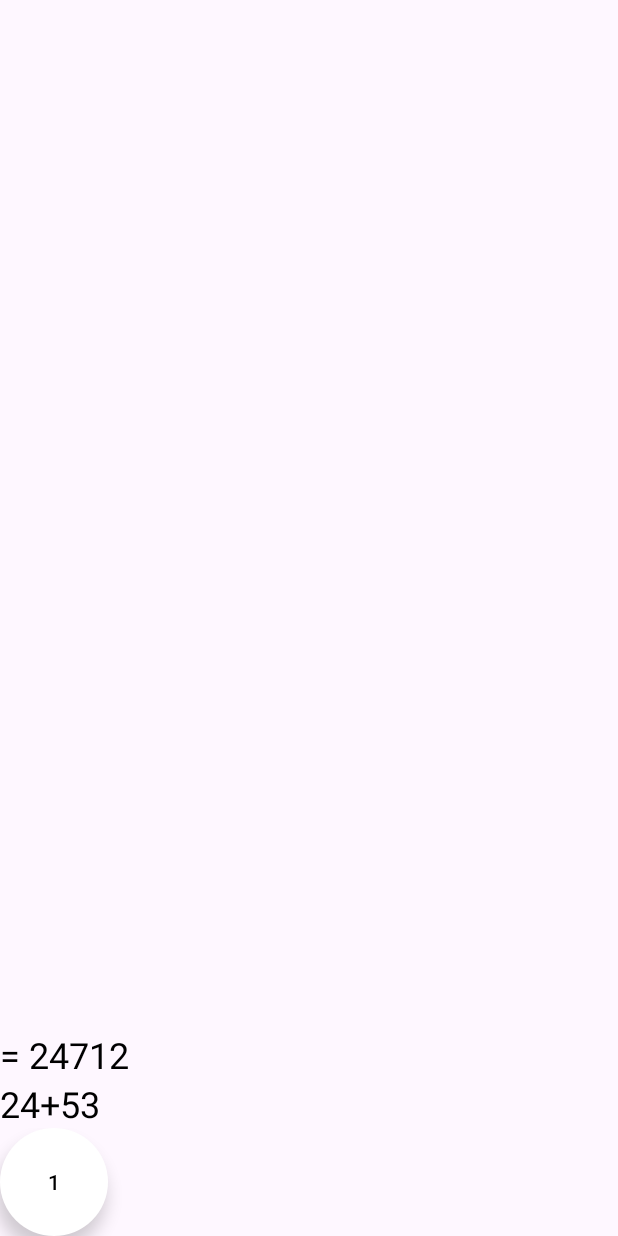
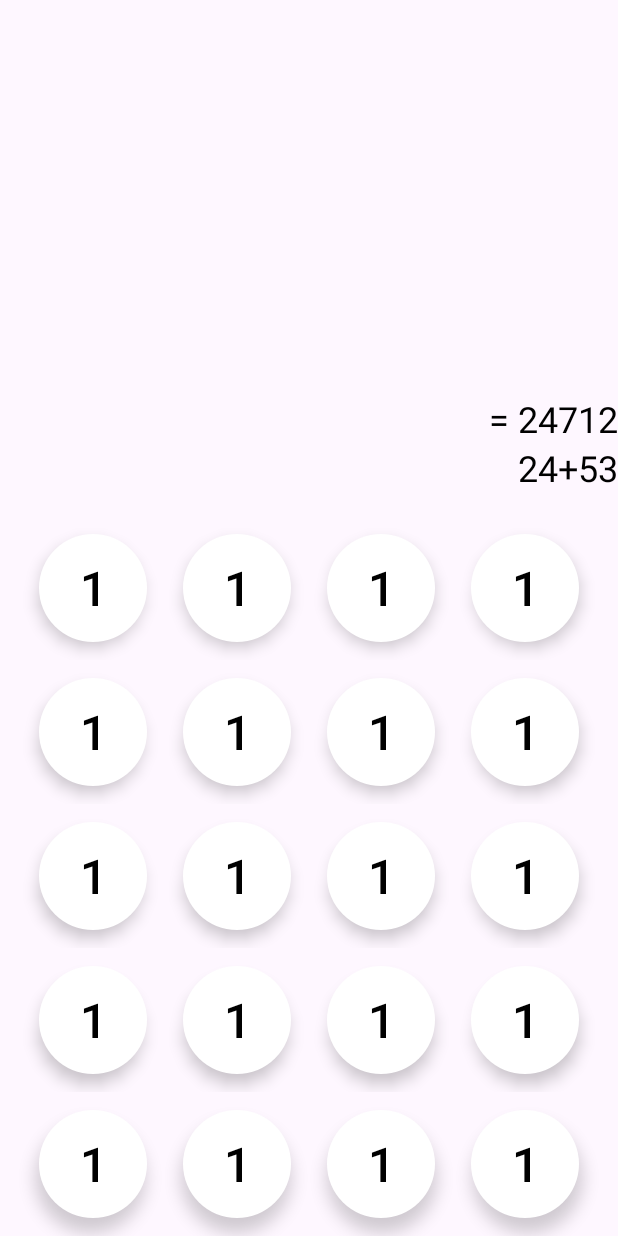
Before and after one commit to dev-satyamthakur/Basic-Calculator, an Android app: the screen it shows after launch (MainActivity), on a phone screen of 412 x 824 dp. Run offline under Robolectric (Android 15) with nearby library versions, the phone set to English and light mode, and no system bars.

Commit message:
Arranging buttons with margins

```diff
--- a/app/src/main/res/layout/activity_main.xml
+++ b/app/src/main/res/layout/activity_main.xml
@@ -15,7 +15,8 @@
         app:layout_constraintBottom_toTopOf="@+id/textView"
         app:layout_constraintEnd_toEndOf="parent"
         app:layout_constraintHorizontal_bias="0.5"
-        app:layout_constraintStart_toStartOf="parent" />
+        app:layout_constraintStart_toStartOf="parent"
+        android:gravity="end"/>
 
     <TextView
         android:id="@+id/textView"
@@ -27,7 +28,9 @@
         app:layout_constraintBottom_toTopOf="@+id/linearLayout"
         app:layout_constraintEnd_toEndOf="parent"
         app:layout_constraintHorizontal_bias="0.5"
-        app:layout_constraintStart_toStartOf="parent" />
+        app:layout_constraintStart_toStartOf="parent"
+        android:gravity="end"
+        android:layout_marginBottom="16dp"/>
 
     <LinearLayout
         android:id="@+id/linearLayout"
@@ -41,8 +44,117 @@
         <LinearLayout
             android:layout_width="match_parent"
             android:layout_height="wrap_content"
-            android:orientation="horizontal" >
+            android:orientation="horizontal"
+            android:gravity="center">
 
+            <com.google.android.material.button.MaterialButton
+                style="@style/CommonButton"
+                android:text="1"
+                />
+            <com.google.android.material.button.MaterialButton
+                style="@style/CommonButton"
+                android:text="1"
+                />
+            <com.google.android.material.button.MaterialButton
+                style="@style/CommonButton"
+                android:text="1"
+                />
+            <com.google.android.material.button.MaterialButton
+                style="@style/CommonButton"
+                android:text="1"
+                />
+
+        </LinearLayout>
+        <LinearLayout
+            android:layout_width="match_parent"
+            android:layout_height="wrap_content"
+            android:orientation="horizontal"
+            android:gravity="center">
+
+            <com.google.android.material.button.MaterialButton
+                style="@style/CommonButton"
+                android:text="1"
+                />
+            <com.google.android.material.button.MaterialButton
+                style="@style/CommonButton"
+                android:text="1"
+                />
+            <com.google.android.material.button.MaterialButton
+                style="@style/CommonButton"
+                android:text="1"
+                />
+            <com.google.android.material.button.MaterialButton
+                style="@style/CommonButton"
+                android:text="1"
+                />
+
+        </LinearLayout>
+        <LinearLayout
+            android:layout_width="match_parent"
+            android:layout_height="wrap_content"
+            android:orientation="horizontal"
+            android:gravity="center">
+
+            <com.google.android.material.button.MaterialButton
+                style="@style/CommonButton"
+                android:text="1"
+                />
+            <com.google.android.material.button.MaterialButton
+                style="@style/CommonButton"
+                android:text="1"
+                />
+            <com.google.android.material.button.MaterialButton
+                style="@style/CommonButton"
+                android:text="1"
+                />
+            <com.google.android.material.button.MaterialButton
+                style="@style/CommonButton"
+                android:text="1"
+                />
+
+        </LinearLayout>
+        <LinearLayout
+            android:layout_width="match_parent"
+            android:layout_height="wrap_content"
+            android:orientation="horizontal"
+            android:gravity="center">
+
+            <com.google.android.material.button.MaterialButton
+                style="@style/CommonButton"
+                android:text="1"
+                />
+            <com.google.android.material.button.MaterialButton
+                style="@style/CommonButton"
+                android:text="1"
+                />
+            <com.google.android.material.button.MaterialButton
+                style="@style/CommonButton"
+                android:text="1"
+                />
+            <com.google.android.material.button.MaterialButton
+                style="@style/CommonButton"
+                android:text="1"
+                />
+
+        </LinearLayout>
+        <LinearLayout
+            android:layout_width="match_parent"
+            android:layout_height="wrap_content"
+            android:orientation="horizontal"
+            android:gravity="center">
+
+            <com.google.android.material.button.MaterialButton
+                style="@style/CommonButton"
+                android:text="1"
+                />
+            <com.google.android.material.button.MaterialButton
+                style="@style/CommonButton"
+                android:text="1"
+                />
+            <com.google.android.material.button.MaterialButton
+                style="@style/CommonButton"
+                android:text="1"
+                />
             <com.google.android.material.button.MaterialButton
                 style="@style/CommonButton"
                 android:text="1"
--- a/app/src/main/res/values/themes.xml
+++ b/app/src/main/res/values/themes.xml
@@ -22,5 +22,7 @@
         <item name="cornerRadius">36dp</item>
         <item name="backgroundTint">@color/white</item>
         <item name="android:textColor">@color/black</item>
+        <item name="android:textSize">32dp</item>
+        <item name="android:layout_margin">12dp</item>
     </style>
 </resources>
```
